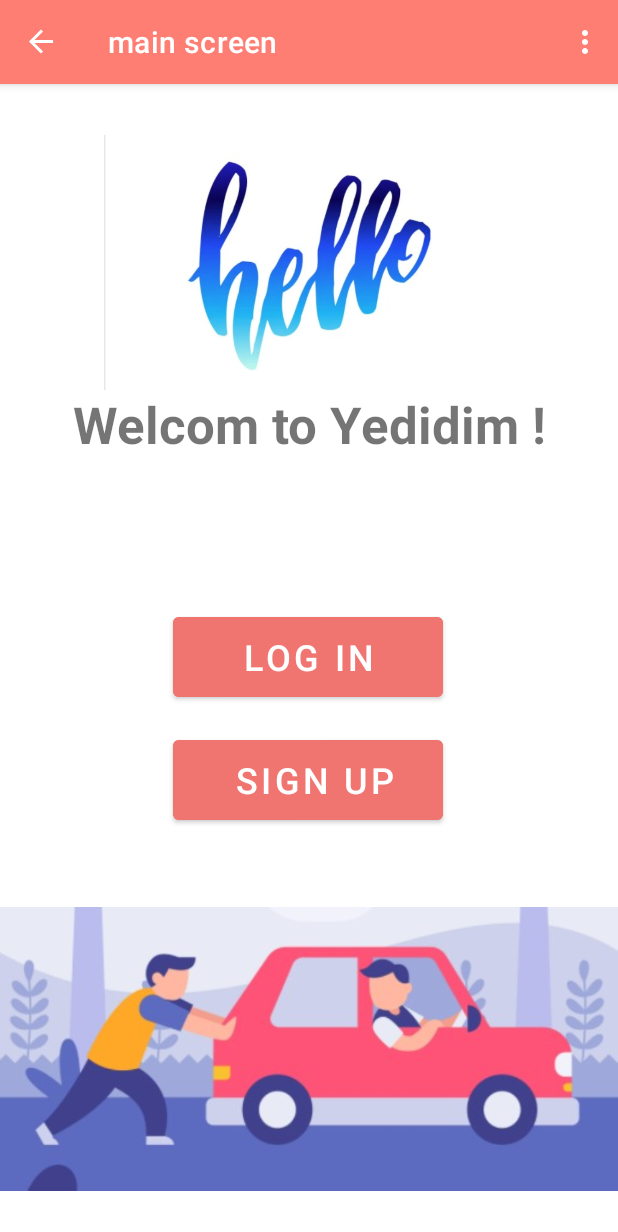
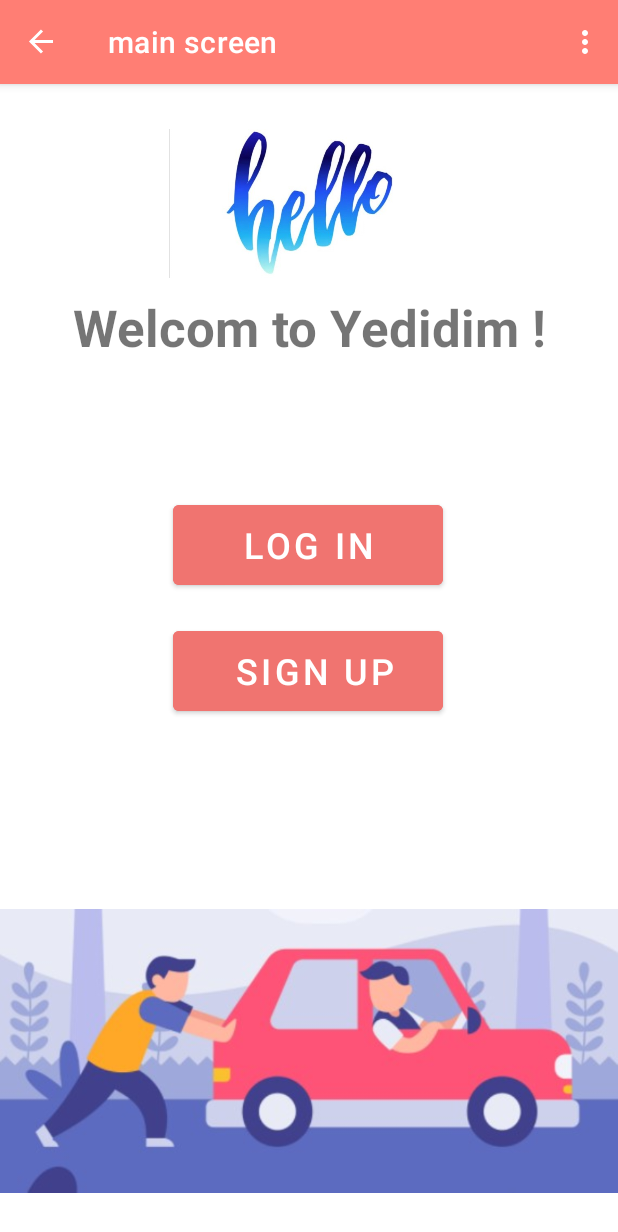
Before and after one commit to yardenho/Yedidim, an Android app: the screen it shows after launch (MainActivity), on a phone screen of 412 x 824 dp. Shown: the top 1232 px of the screen. Run offline under Robolectric (Android 15) with nearby library versions, the phone set to English and light mode, and no system bars; our stand-ins replace Firebase (no records; nobody signed in at launch, a user with empty details on screens opened directly), Room's generated code, navigation-ui.

Commit message:
visual changes main screen

```diff
--- a/app/src/main/res/layout/fragment_main_screen.xml
+++ b/app/src/main/res/layout/fragment_main_screen.xml
@@ -5,6 +5,16 @@
     android:layout_width="match_parent"
     android:layout_height="match_parent"
     tools:context=".mainScreenFragment">
+
+    <ImageView
+        android:id="@+id/imageView11"
+        android:layout_width="wrap_content"
+        android:layout_height="wrap_content"
+        android:layout_marginTop="90dp"
+        android:src="@drawable/background"
+        app:layout_constraintEnd_toEndOf="parent"
+        app:layout_constraintStart_toStartOf="parent"
+        app:layout_constraintTop_toBottomOf="@+id/mainScreen_btn_signUp" />
 
     <Button
         android:id="@+id/mainScreen_btn_signUp"
@@ -26,19 +36,19 @@
         android:id="@+id/mainScreen_tv_yedidim"
         android:layout_width="wrap_content"
         android:layout_height="wrap_content"
-        android:layout_marginTop="204dp"
+        android:layout_marginTop="10dp"
         android:text="Welcom to Yedidim !"
         android:textSize="34sp"
         android:textStyle="bold"
         app:layout_constraintEnd_toEndOf="parent"
         app:layout_constraintStart_toStartOf="parent"
-        app:layout_constraintTop_toTopOf="parent" />
+        app:layout_constraintTop_toBottomOf="@+id/imageView12" />
 
     <Button
         android:id="@+id/mainScreen_btn_logIn"
         android:layout_width="180dp"
         android:layout_height="65dp"
-        android:layout_marginTop="100dp"
+        android:layout_marginTop="90dp"
         android:backgroundTint="#F07470"
         android:text="Log In"
         android:textSize="24sp"
@@ -48,25 +58,14 @@
         app:layout_constraintTop_toBottomOf="@+id/mainScreen_tv_yedidim" />
 
     <ImageView
-        android:id="@+id/imageView10"
+        android:id="@+id/imageView12"
         android:layout_width="wrap_content"
-        android:layout_height="170dp"
-        android:src="@drawable/hello"
-        app:layout_constraintBottom_toTopOf="@+id/mainScreen_tv_yedidim"
+        android:layout_height="99dp"
+        android:layout_marginTop="30dp"
+        android:src="@drawable/hellomain"
         app:layout_constraintEnd_toEndOf="parent"
         app:layout_constraintHorizontal_bias="0.0"
         app:layout_constraintStart_toStartOf="parent"
-        app:layout_constraintTop_toTopOf="parent"
-        app:layout_constraintVertical_bias="1.0" />
-
-    <ImageView
-        android:id="@+id/imageView11"
-        android:layout_width="wrap_content"
-        android:layout_height="wrap_content"
-        android:layout_marginTop="16dp"
-        android:src="@drawable/background"
-        app:layout_constraintEnd_toEndOf="parent"
-        app:layout_constraintStart_toStartOf="parent"
-        app:layout_constraintTop_toBottomOf="@+id/mainScreen_btn_signUp" />
+        app:layout_constraintTop_toTopOf="parent" />
 
 </androidx.constraintlayout.widget.ConstraintLayout>
```
Also changed, not shown: app/src/main/res/drawable/hello.jpg (deleted), app/src/main/res/drawable/hellomain.jpg (added).
